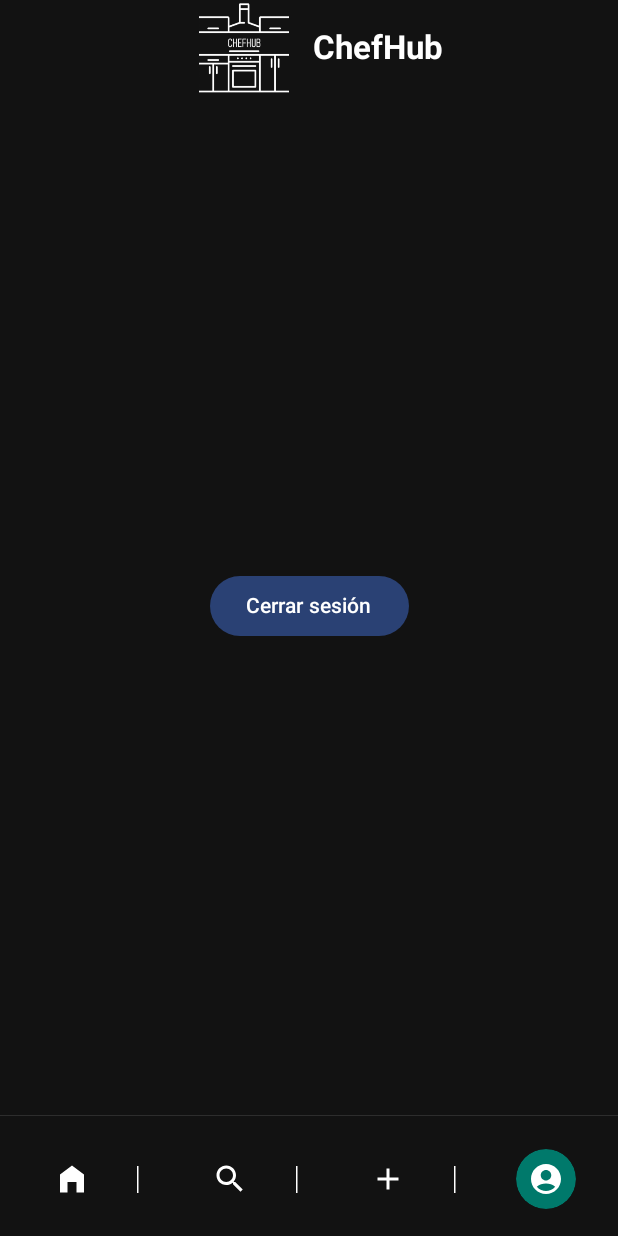
After one commit to diegoLacasaMontes/ChefHub, an Android app built with Jetpack Compose: the AccountScreen screen opened through its navigation route, on a phone screen of 412 x 824 dp. The commit adds this screen. Run offline under Robolectric (Android 15) with nearby library versions, the phone set to English and light mode, and no system bars; our stand-ins replace Firebase (no records; nobody signed in at launch, a user with empty details on screens opened directly).

Commit message:
HomeScreen, AccountScreen and Scaffold (and other things)

```diff
--- /dev/null
+++ b/app/src/main/java/com/diego/chefhub/model/Category.kt
@@ -0,0 +1,5 @@
+package com.diego.chefhub.model
+
+data class Category(
+    val name: String
+)
--- /dev/null
+++ b/app/src/main/java/com/diego/chefhub/model/Recipe.kt
@@ -0,0 +1,18 @@
+package com.diego.chefhub.model
+
+data class Recipe(
+    val id: Int,
+    val userId: String,
+    val category: String,
+    val title: String,
+    val description: String,
+    val dificulty: Int,
+    val ingredients: List<String>,
+    val instructions: List<String>,
+    val image: String,
+    val preparationTime: Int,
+    val cookingTime: Int,
+    val servings: Int,
+    val createdAt: String,
+    val updatedAt: String
+)
--- /dev/null
+++ b/app/src/main/java/com/diego/chefhub/model/User.kt
@@ -0,0 +1,13 @@
+package com.diego.chefhub.model
+
+data class User(
+    val id: Int,
+    val username: String,
+    val email: String,
+    val password: String,
+    val image: String,
+    val bio: String,
+    val isActive: Boolean = true,
+    val createdAt:String,
+    val updatedAt: String
+)
--- a/app/src/main/java/com/diego/chefhub/navigation/AppNavigation.kt
+++ b/app/src/main/java/com/diego/chefhub/navigation/AppNavigation.kt
@@ -5,6 +5,8 @@ import androidx.lifecycle.viewmodel.compose.viewModel
 import androidx.navigation.compose.NavHost
 import androidx.navigation.compose.composable
 import androidx.navigation.compose.rememberNavController
+import com.diego.chefhub.presentation.account.AccountScreen
+import com.diego.chefhub.presentation.home.HomeScreen
 import com.diego.chefhub.presentation.initial.InitialScreen
 import com.diego.chefhub.presentation.login.LogInScreen
 import com.diego.chefhub.presentation_tutorial.home.HomeScreenViejo
@@ -22,21 +24,13 @@ fun AppNavigation() {
     val appViewModel: AppViewModel = viewModel()
 
     val startDestination = if (currentUser != null) {
-        AppScreens.HomeScreenViejo.route
+        AppScreens.HomeScreen.route
     } else {
         AppScreens.InitialScreen.route
     }
 
     // COMENTARIO.
     NavHost(navController = navController, startDestination = startDestination) {
-        composable(route = AppScreens.HomeScreenViejo.route) {
-            HomeScreenViejo(
-                auth,
-                navigateToInitial = { navController.navigate(AppScreens.InitialScreen.route) }
-            )
-        }
-
-
         composable(route = AppScreens.InitialScreen.route) {
             InitialScreen(
                 navigateToLogIn = { navController.navigate(AppScreens.LogInScreen.route) },
@@ -48,16 +42,34 @@ fun AppNavigation() {
                 auth,
                 navigateBack = { navController.navigate(AppScreens.InitialScreen.route) },
                 navigateToSignUp = { navController.navigate(AppScreens.SignUpScreen.route) },
-                navigateToHome = { navController.navigate(AppScreens.HomeScreenViejo.route) }
+                navigateToHome = { navController.navigate(AppScreens.HomeScreen.route) }
             )
         }
         composable(route = AppScreens.SignUpScreen.route) {
             SignUpScreen(
                 auth,
-                navigateToHome = { navController.navigate(AppScreens.HomeScreenViejo.route) },
+                navigateToHome = { navController.navigate(AppScreens.HomeScreen.route) },
                 navigateToLogIn = { navController.navigate(AppScreens.LogInScreen.route) },
                 navigateBack = { navController.navigate(AppScreens.InitialScreen.route) }
                 )
         }
+        composable(route = AppScreens.HomeScreen.route) {
+            HomeScreen(
+                navigateToSearch = {},
+                navigateToCreate = {},
+                navigateToAccount = { navController.navigate(AppScreens.AccountScreen.route) },
+                navigateToRecipe =  {},
+            )
+        }
+        composable(route = AppScreens.AccountScreen.route) {
+            AccountScreen(
+                navigateToHome = { navController.navigate(AppScreens.HomeScreen.route) },
+                navigateToSearch = {},
+                navigateToCreate = {},
+                navigateToRecipe =  {},
+                auth,
+                navigateToInitial = {navController.navigate(AppScreens.InitialScreen.route)},
+            )
+        }
     }
 }
--- a/app/src/main/java/com/diego/chefhub/navigation/AppScreens.kt
+++ b/app/src/main/java/com/diego/chefhub/navigation/AppScreens.kt
@@ -1,7 +1,6 @@
 package com.diego.chefhub.navigation
 
 sealed class AppScreens (val route: String) {
-    data object LoginScreenViejo: AppScreens(route = "LoginScreen")
     data object RegisterScreen: AppScreens(route = "RegisterScreen")
     data object PasswordRecoveryScreen: AppScreens(route = "PasswordRecoveryScreen")
 
@@ -9,5 +8,6 @@ sealed class AppScreens (val route: String) {
     data object InitialScreen: AppScreens(route = "InitialScreen")
     data object LogInScreen: AppScreens(route = "LogInScreen2")
     data object SignUpScreen: AppScreens(route = "SignUpScreen")
-    data object HomeScreenViejo: AppScreens(route = "HomeScreenViejo")
+    data object HomeScreen: AppScreens(route = "HomeScreen")
+    data object AccountScreen: AppScreens(route = "AccountScreen")
 }
--- /dev/null
+++ b/app/src/main/java/com/diego/chefhub/presentation/account/AccountScreen.kt
@@ -0,0 +1,58 @@
+package com.diego.chefhub.presentation.account
+
+import androidx.compose.foundation.background
+import androidx.compose.foundation.layout.Arrangement
+import androidx.compose.foundation.layout.Box
+import androidx.compose.foundation.layout.Column
+import androidx.compose.foundation.layout.fillMaxSize
+import androidx.compose.foundation.layout.padding
+import androidx.compose.material3.Button
+import androidx.compose.material3.Scaffold
+import androidx.compose.material3.Text
+import androidx.compose.runtime.Composable
+import androidx.compose.ui.Alignment
+import androidx.compose.ui.Modifier
+import com.diego.chefhub.scaffold.MyHomeTopAppBar
+import com.diego.chefhub.scaffold.MyNavigationBottomBar
+import com.diego.chefhub.ui.theme.Black
+import com.google.firebase.auth.FirebaseAuth
+
+@Composable
+fun AccountScreen(
+    navigateToHome: () -> Unit,
+    navigateToSearch: () -> Unit,
+    navigateToCreate: () -> Unit,
+    navigateToRecipe: () -> Unit,
+    auth: FirebaseAuth,
+    navigateToInitial: () -> Unit
+) {
+    Scaffold(
+        topBar = { MyHomeTopAppBar() },
+        bottomBar = { MyNavigationBottomBar(screen = "Account", navigateToHome = navigateToHome, navigateToSearch = navigateToSearch, navigateToCreate = navigateToCreate) }
+    ) { paddingValues ->
+        Box(
+            modifier = Modifier
+                .fillMaxSize()
+                .padding(paddingValues)
+                .background(Black)
+        ) {
+            AccountContent(navigateToRecipe, auth, navigateToInitial)
+        }
+    }
+}
+
+@Composable
+fun AccountContent(navigateToRecipe: () -> Unit, auth: FirebaseAuth, navigateToInitial: () -> Unit) {
+    Column(
+        horizontalAlignment = Alignment.CenterHorizontally,
+        verticalArrangement = Arrangement.Center,
+        modifier = Modifier.fillMaxSize()
+    ) {
+        Button(onClick = {
+            auth.signOut()
+            navigateToInitial()
+        }) {
+            Text("Cerrar sesión")
+        }
+    }
+}
--- /dev/null
+++ b/app/src/main/java/com/diego/chefhub/presentation/home/HomeScreen.kt
@@ -0,0 +1,48 @@
+package com.diego.chefhub.presentation.home
+
+import androidx.compose.foundation.background
+import androidx.compose.foundation.layout.Arrangement
+import androidx.compose.foundation.layout.Box
+import androidx.compose.foundation.layout.Column
+import androidx.compose.foundation.layout.fillMaxSize
+import androidx.compose.foundation.layout.padding
+import androidx.compose.material3.Scaffold
+import androidx.compose.runtime.Composable
+import androidx.compose.ui.Alignment
+import androidx.compose.ui.Modifier
+import com.diego.chefhub.scaffold.MyHomeTopAppBar
+import com.diego.chefhub.scaffold.MyNavigationBottomBar
+import com.diego.chefhub.ui.theme.Black
+
+@Composable
+fun HomeScreen(
+    navigateToSearch: () -> Unit,
+    navigateToCreate: () -> Unit,
+    navigateToAccount: () -> Unit,
+    navigateToRecipe: () -> Unit,
+) {
+    Scaffold(
+        topBar = { MyHomeTopAppBar() },
+        bottomBar = { MyNavigationBottomBar(screen = "Home", navigateToSearch = navigateToSearch, navigateToCreate = navigateToCreate, navigateToAccount = navigateToAccount) }
+    ) { paddingValues ->
+        Box(
+            modifier = Modifier
+                .fillMaxSize()
+                .padding(paddingValues)
+                .background(Black)
+        ) {
+            HomeContent(navigateToRecipe)
+        }
+    }
+}
+
+@Composable
+fun HomeContent(navigateToRecipe: () -> Unit) {
+    Column(
+        horizontalAlignment = Alignment.CenterHorizontally,
+        verticalArrangement = Arrangement.Center,
+        modifier = Modifier.fillMaxSize()
+    ) {
+        //
+    }
+}
--- a/app/src/main/java/com/diego/chefhub/presentation/login/LogInScreen.kt
+++ b/app/src/main/java/com/diego/chefhub/presentation/login/LogInScreen.kt
@@ -43,6 +43,7 @@ fun LogInScreen(
             modifier = Modifier
                 .fillMaxSize()
                 .padding(paddingValues)
+                .background(Black)
         ) {
             LogInContent(auth, navigateToHome, navigateToSignUp)
         }
@@ -60,7 +61,6 @@ fun LogInContent(auth: FirebaseAuth, navigateToHome: () -> Unit, navigateToSignU
     Column(
         modifier = Modifier
             .fillMaxSize()
-            .background(Black)
             .padding(horizontal = 32.dp),
         horizontalAlignment = Alignment.CenterHorizontally
     ) {
--- a/app/src/main/java/com/diego/chefhub/presentation/signup/SignUpScreen.kt
+++ b/app/src/main/java/com/diego/chefhub/presentation/signup/SignUpScreen.kt
@@ -45,6 +45,7 @@ fun SignUpScreen(
             modifier = Modifier
                 .fillMaxSize()
                 .padding(paddingValues)
+                .background(Black)
         ) {
             SignUpContent(auth, navigateToHome, navigateToLogIn)
         }
@@ -62,7 +63,6 @@ fun SignUpContent(auth: FirebaseAuth, navigateToHome: () -> Unit, navigateToLogI
     Column(
         modifier = Modifier
             .fillMaxSize()
-            .background(Black)
             .padding(horizontal = 32.dp),
         horizontalAlignment = Alignment.CenterHorizontally
     ) {
--- a/app/src/main/java/com/diego/chefhub/scaffold/Scaffold.kt
+++ b/app/src/main/java/com/diego/chefhub/scaffold/Scaffold.kt
@@ -1,15 +1,33 @@
 package com.diego.chefhub.scaffold
 
-import android.util.Log
+import androidx.compose.foundation.Image
+import androidx.compose.foundation.background
+import androidx.compose.foundation.layout.Arrangement
+import androidx.compose.foundation.layout.Box
+import androidx.compose.foundation.layout.Column
+import androidx.compose.foundation.layout.Row
+import androidx.compose.foundation.layout.Spacer
+import androidx.compose.foundation.layout.fillMaxWidth
 import androidx.compose.foundation.layout.size
+import androidx.compose.foundation.layout.width
+import androidx.compose.foundation.shape.CircleShape
+import androidx.compose.material3.BottomAppBar
 import androidx.compose.material3.ExperimentalMaterial3Api
+import androidx.compose.material3.HorizontalDivider
 import androidx.compose.material3.Icon
 import androidx.compose.material3.IconButton
+import androidx.compose.material3.Text
 import androidx.compose.material3.TopAppBar
 import androidx.compose.material3.TopAppBarDefaults
+import androidx.compose.material3.VerticalDivider
 import androidx.compose.runtime.Composable
+import androidx.compose.ui.Alignment
 import androidx.compose.ui.Modifier
+import androidx.compose.ui.graphics.Color
+import androidx.compose.ui.graphics.ColorFilter
+import androidx.compose.ui.layout.ContentScale
 import androidx.compose.ui.res.painterResource
+import androidx.compose.ui.text.font.FontWeight
 import androidx.compose.ui.unit.dp
 import com.diego.chefhub.R
 import com.diego.chefhub.ui.theme.Black
@@ -21,8 +39,8 @@ fun MyBackTopAppBar(navigateBack: () -> Unit) {
     TopAppBar(
         title = {},
         colors = TopAppBarDefaults.topAppBarColors(
-            containerColor = Black, // 👈 fondo negro
-            navigationIconContentColor = White, // color por defecto de iconos
+            containerColor = Black,
+            navigationIconContentColor = White,
             actionIconContentColor = White
         ),
         navigationIcon = {
@@ -36,3 +54,136 @@ fun MyBackTopAppBar(navigateBack: () -> Unit) {
         }
     )
 }
+
+@OptIn(ExperimentalMaterial3Api::class)
+@Composable
+fun MyHomeTopAppBar() {
+    Column {
+        TopAppBar(
+            title = {
+                Row(
+                    horizontalArrangement = Arrangement.Center,
+                    verticalAlignment = Alignment.CenterVertically,
+                    modifier = Modifier.fillMaxWidth()
+                ) {
+                    Image(
+                        painter = painterResource(id = R.drawable.logo_no_bg),
+                        contentDescription = "Logo",
+                        contentScale = ContentScale.Crop,
+                        modifier = Modifier.size(60.dp),
+                        colorFilter = ColorFilter.tint(Color.White)
+                    )
+                    Spacer(Modifier.width(16.dp))
+                    Text(
+                        "ChefHub",
+                        fontWeight = FontWeight.Bold
+                    )
+                }
+            },
+            colors = TopAppBarDefaults.topAppBarColors(
+                containerColor = Black,
+                titleContentColor = White
+            )
+        )
+    }
+}
+
+@OptIn(ExperimentalMaterial3Api::class)
+@Composable
+fun MyNavigationBottomBar(
+    screen: String,
+    navigateToHome: () -> Unit = {},
+    navigateToSearch: () -> Unit = {},
+    navigateToCreate: () -> Unit = {},
+    navigateToAccount: () -> Unit = {}
+) {
+    Column {
+        HorizontalDivider(
+            color = White,
+            thickness = 0.25.dp
+        )
+
+        BottomAppBar(
+            containerColor = Black,
+            contentColor = White,
+            actions = {
+                Row(
+                    modifier = Modifier.fillMaxWidth(),
+                    horizontalArrangement = Arrangement.SpaceEvenly,
+                    verticalAlignment = Alignment.CenterVertically
+                ) {
+                    PersonalizedIconButton(
+                        icon = R.drawable.ic_home,
+                        contentDescription = "Home",
+                        condition = screen == "Home",
+                        onClick = { navigateToHome() }
+                    )
+
+                    VerticalDivider(
+                        color = White,
+                        thickness = 1.dp,
+                        modifier = Modifier.size(18.dp)
+                    )
+
+                    PersonalizedIconButton(
+                        icon = R.drawable.ic_search,
+                        contentDescription = "Search",
+                        condition = screen == "Search",
+                        onClick = { navigateToSearch() }
+                    )
+
+                    VerticalDivider(
+                        color = White,
+                        thickness = 1.dp,
+                        modifier = Modifier.size(18.dp)
+                    )
+
+                    PersonalizedIconButton(
+                        icon = R.drawable.ic_add,
+                        contentDescription = "Create",
+                        condition = screen == "Create",
+                        onClick = { navigateToCreate() }
+                    )
+
+                    VerticalDivider(
+                        color = White,
+                        thickness = 1.dp,
+                        modifier = Modifier.size(18.dp)
+                    )
+
+                    PersonalizedIconButton(
+                        icon = R.drawable.ic_account,
+                        contentDescription = "Account",
+                        condition = screen == "Account",
+                        onClick = { navigateToAccount() }
+                    )
+                }
+            }
+        )
+    }
+}
+
+@Composable
+fun PersonalizedIconButton(
+    icon: Int,
+    contentDescription: String,
+    condition: Boolean,
+    onClick: () -> Unit
+) { // TODO: Improve
+    IconButton(onClick = onClick) {
+        val backgroundColor = if (condition) Color(0xFF00796B) else Color.Transparent
+
+        Box(
+            modifier = Modifier
+                .size(50.dp)
+                .background(backgroundColor, shape = CircleShape),
+            contentAlignment = Alignment.Center
+        ) {
+            Icon(
+                painter = painterResource(id = icon),
+                contentDescription = contentDescription,
+                tint = White
+            )
+        }
+    }
+}
--- /dev/null
+++ b/app/src/main/res/drawable/ic_account.xml
@@ -0,0 +1,5 @@
+<vector xmlns:android="http://schemas.android.com/apk/res/android" android:height="24dp" android:tint="#000000" android:viewportHeight="24" android:viewportWidth="24" android:width="24dp">
+
+    <path android:fillColor="@android:color/white" android:pathData="M12,2C6.48,2 2,6.48 2,12s4.48,10 10,10s10,-4.48 10,-10S17.52,2 12,2zM12,6c1.93,0 3.5,1.57 3.5,3.5S13.93,13 12,13s-3.5,-1.57 -3.5,-3.5S10.07,6 12,6zM12,20c-2.03,0 -4.43,-0.82 -6.14,-2.88C7.55,15.8 9.68,15 12,15s4.45,0.8 6.14,2.12C16.43,19.18 14.03,20 12,20z"/>
+
+</vector>
--- /dev/null
+++ b/app/src/main/res/drawable/ic_add.xml
@@ -0,0 +1,5 @@
+<vector xmlns:android="http://schemas.android.com/apk/res/android" android:height="24dp" android:tint="#000000" android:viewportHeight="24" android:viewportWidth="24" android:width="24dp">
+
+    <path android:fillColor="@android:color/white" android:pathData="M19,13h-6v6h-2v-6H5v-2h6V5h2v6h6v2z"/>
+
+</vector>
--- /dev/null
+++ b/app/src/main/res/drawable/ic_home.xml
@@ -0,0 +1,5 @@
+<vector xmlns:android="http://schemas.android.com/apk/res/android" android:height="24dp" android:tint="#000000" android:viewportHeight="24" android:viewportWidth="24" android:width="24dp">
+
+    <path android:fillColor="@android:color/white" android:pathData="M12,3L4,9v12h5v-7h6v7h5V9z"/>
+
+</vector>
--- /dev/null
+++ b/app/src/main/res/drawable/ic_search.xml
@@ -0,0 +1,5 @@
+<vector xmlns:android="http://schemas.android.com/apk/res/android" android:height="24dp" android:tint="#000000" android:viewportHeight="24" android:viewportWidth="24" android:width="24dp">
+
+    <path android:fillColor="@android:color/white" android:pathData="M15.5,14h-0.79l-0.28,-0.27C15.41,12.59 16,11.11 16,9.5 16,5.91 13.09,3 9.5,3S3,5.91 3,9.5 5.91,16 9.5,16c1.61,0 3.09,-0.59 4.23,-1.57l0.27,0.28v0.79l5,4.99L20.49,19l-4.99,-5zM9.5,14C7.01,14 5,11.99 5,9.5S7.01,5 9.5,5 14,7.01 14,9.5 11.99,14 9.5,14z"/>
+
+</vector>
```
